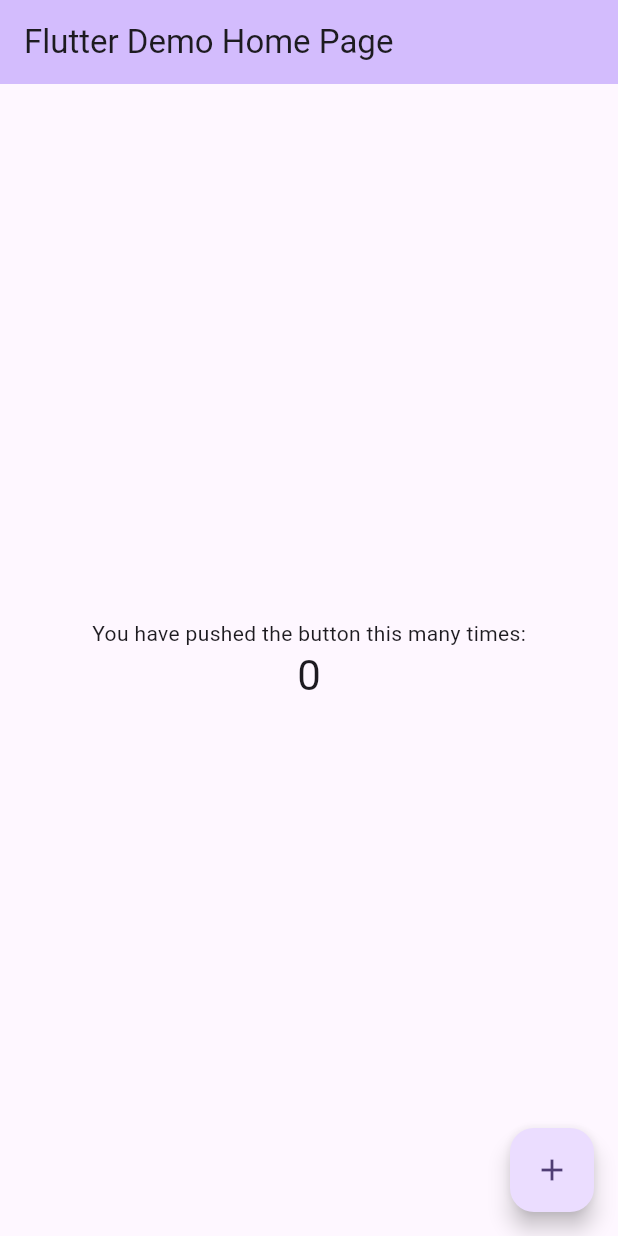
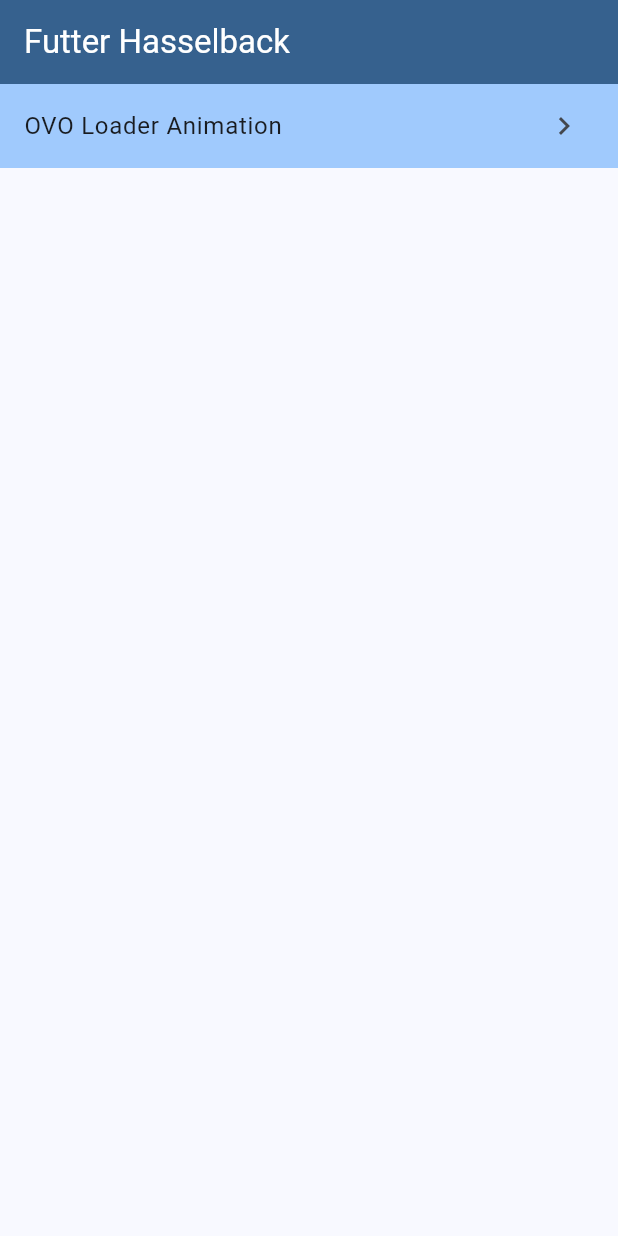
Before and after one commit to pmatatias/flutter_hasselback, a Flutter app: the screen it shows after launch, on a phone screen of 412 x 824 dp. Run offline on Flutter 3.47's test engine with Material 2 defaults, Android fonts, the phone set to English and light mode, and no system bars.

Commit message:
Ovo loader (#1)
* init commit ovo

* change app name

* done

* chore: done

* fix: animation size pdading

```diff
--- /dev/null
+++ b/lib/home_screen.dart
@@ -0,0 +1,39 @@
+import 'package:flutter/material.dart';
+import 'package:flutter_hasselback/ovo/screen.dart';
+
+class MyHomePage extends StatefulWidget {
+  const MyHomePage({
+    super.key,
+  });
+
+  @override
+  State<MyHomePage> createState() => _MyHomePageState();
+}
+
+class _MyHomePageState extends State<MyHomePage> {
+  @override
+  Widget build(BuildContext context) {
+    return Scaffold(
+      appBar: AppBar(
+        backgroundColor: Theme.of(context).colorScheme.primary,
+        title: const Text("Futter Hasselback",
+            style: TextStyle(color: Colors.white)),
+            elevation: 4,
+      ),
+      body: ListView(
+        children: <Widget>[
+          ListTile(
+            tileColor: Theme.of(context).colorScheme.inversePrimary,
+            title: const Text("OVO Loader Animation"),
+            onTap: () => Navigator.push(
+                context,
+                MaterialPageRoute(
+                  builder: (context) => const OvoView(),
+                )),
+            trailing: const Icon(Icons.chevron_right),
+          )
+        ],
+      ),
+    );
+  }
+}
--- a/lib/main.dart
+++ b/lib/main.dart
@@ -1,4 +1,6 @@
 import 'package:flutter/material.dart';
+
+import 'home_screen.dart';
 
 void main() {
   runApp(const MyApp());
@@ -7,119 +9,15 @@ void main() {
 class MyApp extends StatelessWidget {
   const MyApp({super.key});
 
-  // This widget is the root of your application.
   @override
   Widget build(BuildContext context) {
     return MaterialApp(
-      title: 'Flutter Demo',
+      title: 'Flutter Hasselback',
       theme: ThemeData(
-        // This is the theme of your application.
-        //
-        // TRY THIS: Try running your application with "flutter run". You'll see
-        // the application has a blue toolbar. Then, without quitting the app,
-        // try changing the seedColor in the colorScheme below to Colors.green
-        // and then invoke "hot reload" (save your changes or press the "hot
-        // reload" button in a Flutter-supported IDE, or press "r" if you used
-        // the command line to start the app).
-        //
-        // Notice that the counter didn't reset back to zero; the application
-        // state is not lost during the reload. To reset the state, use hot
-        // restart instead.
-        //
-        // This works for code too, not just values: Most code changes can be
-        // tested with just a hot reload.
-        colorScheme: ColorScheme.fromSeed(seedColor: Colors.deepPurple),
+        colorScheme: ColorScheme.fromSeed(seedColor: Colors.blue),
         useMaterial3: true,
       ),
-      home: const MyHomePage(title: 'Flutter Demo Home Page'),
+      home: const MyHomePage(),
     );
   }
 }
-
-class MyHomePage extends StatefulWidget {
-  const MyHomePage({super.key, required this.title});
-
-  // This widget is the home page of your application. It is stateful, meaning
-  // that it has a State object (defined below) that contains fields that affect
-  // how it looks.
-
-  // This class is the configuration for the state. It holds the values (in this
-  // case the title) provided by the parent (in this case the App widget) and
-  // used by the build method of the State. Fields in a Widget subclass are
-  // always marked "final".
-
-  final String title;
-
-  @override
-  State<MyHomePage> createState() => _MyHomePageState();
-}
-
-class _MyHomePageState extends State<MyHomePage> {
-  int _counter = 0;
-
-  void _incrementCounter() {
-    setState(() {
-      // This call to setState tells the Flutter framework that something has
-      // changed in this State, which causes it to rerun the build method below
-      // so that the display can reflect the updated values. If we changed
-      // _counter without calling setState(), then the build method would not be
-      // called again, and so nothing would appear to happen.
-      _counter++;
-    });
-  }
-
-  @override
-  Widget build(BuildContext context) {
-    // This method is rerun every time setState is called, for instance as done
-    // by the _incrementCounter method above.
-    //
-    // The Flutter framework has been optimized to make rerunning build methods
-    // fast, so that you can just rebuild anything that needs updating rather
-    // than having to individually change instances of widgets.
-    return Scaffold(
-      appBar: AppBar(
-        // TRY THIS: Try changing the color here to a specific color (to
-        // Colors.amber, perhaps?) and trigger a hot reload to see the AppBar
-        // change color while the other colors stay the same.
-        backgroundColor: Theme.of(context).colorScheme.inversePrimary,
-        // Here we take the value from the MyHomePage object that was created by
-        // the App.build method, and use it to set our appbar title.
-        title: Text(widget.title),
-      ),
-      body: Center(
-        // Center is a layout widget. It takes a single child and positions it
-        // in the middle of the parent.
-        child: Column(
-          // Column is also a layout widget. It takes a list of children and
-          // arranges them vertically. By default, it sizes itself to fit its
-          // children horizontally, and tries to be as tall as its parent.
-          //
-          // Column has various properties to control how it sizes itself and
-          // how it positions its children. Here we use mainAxisAlignment to
-          // center the children vertically; the main axis here is the vertical
-          // axis because Columns are vertical (the cross axis would be
-          // horizontal).
-          //
-          // TRY THIS: Invoke "debug painting" (choose the "Toggle Debug Paint"
-          // action in the IDE, or press "p" in the console), to see the
-          // wireframe for each widget.
-          mainAxisAlignment: MainAxisAlignment.center,
-          children: <Widget>[
-            const Text(
-              'You have pushed the button this many times:',
-            ),
-            Text(
-              '$_counter',
-              style: Theme.of(context).textTheme.headlineMedium,
-            ),
-          ],
-        ),
-      ),
-      floatingActionButton: FloatingActionButton(
-        onPressed: _incrementCounter,
-        tooltip: 'Increment',
-        child: const Icon(Icons.add),
-      ), // This trailing comma makes auto-formatting nicer for build methods.
-    );
-  }
-}
```
Also changed, not shown: lib/ovo/ovo_loader.dart (added, +89 -0 lines), lib/ovo/screen.dart (added, +38 -0 lines), lib/utils.dart (added), 5 other files.
